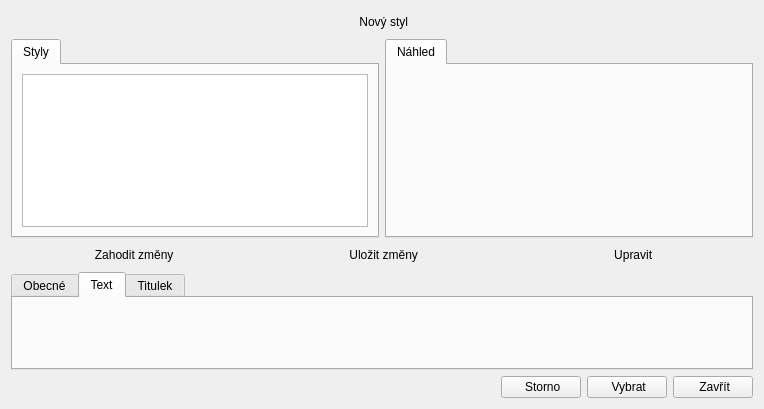
CZDanol/StrawLumen, file src/gui/stylesdialog.ui: the form before one commit.
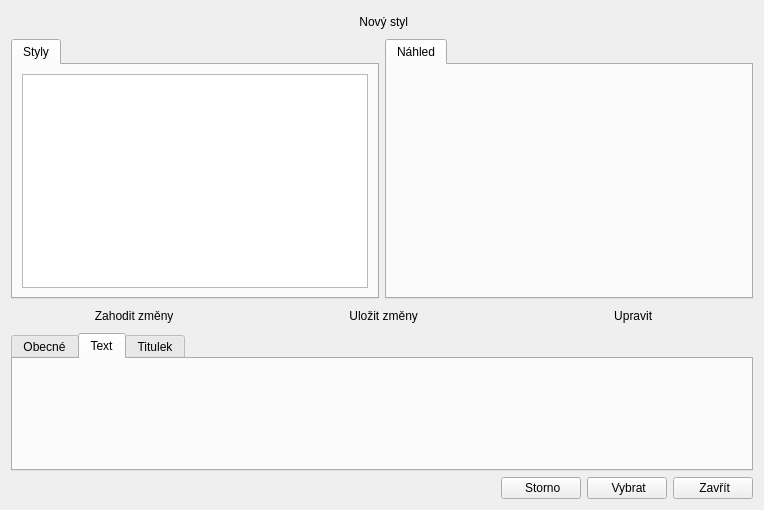
The form after the commit. Icons and pictures are not drawn. Custom widgets are drawn as their Qt base class.

Commit message: Basics on presentation style preview widget

What changed in the file:
```diff
--- a/src/gui/stylesdialog.ui
+++ b/src/gui/stylesdialog.ui
@@ -7,7 +7,7 @@
     <x>0</x>
     <y>0</y>
     <width>764</width>
-    <height>409</height>
+    <height>510</height>
    </rect>
   </property>
   <property name="windowTitle">
@@ -105,6 +105,18 @@
         <attribute name="title">
          <string>Náhled</string>
         </attribute>
+        <layout class="QVBoxLayout" name="verticalLayout_3">
+         <item>
+          <widget class="PresentationStylePreviewWidget" name="wgtPreview" native="true">
+           <property name="minimumSize">
+            <size>
+             <width>200</width>
+             <height>200</height>
+            </size>
+           </property>
+          </widget>
+         </item>
+        </layout>
        </widget>
       </widget>
      </item>
@@ -360,6 +372,15 @@
    <class>TextStyleWidget</class>
    <extends>QWidget</extends>
    <header>wgt/textstylewidget.h</header>
+   <container>1</container>
+   <slots>
+    <signal>sigTextStyleChangedByUser(TextStyle)</signal>
+   </slots>
+  </customwidget>
+  <customwidget>
+   <class>PresentationStylePreviewWidget</class>
+   <extends>QWidget</extends>
+   <header>wgt/presentationstylepreviewwidget.h</header>
    <container>1</container>
   </customwidget>
  </customwidgets>
```
The commit also changes 9 other files.
